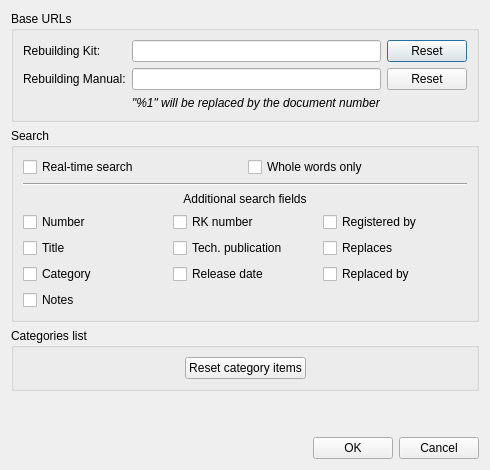
Before: the Qt Designer form Dialog/DlgSettings.ui in Folco68/TBI, drawn with Qt 5.
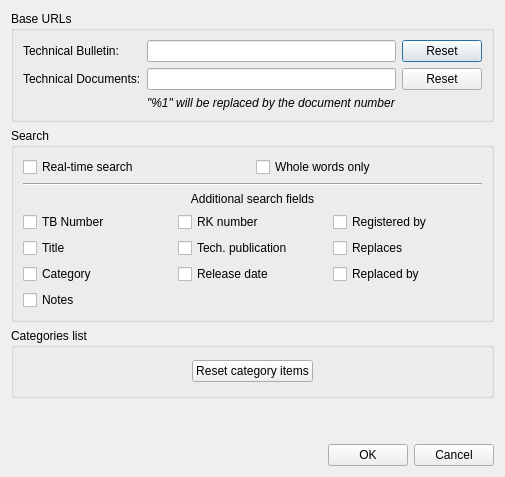
After: the same form once the commit is applied.

The edit to the form file:
```diff
--- a/Dialog/DlgSettings.ui
+++ b/Dialog/DlgSettings.ui
@@ -6,8 +6,8 @@
    <rect>
     <x>0</x>
     <y>0</y>
-    <width>440</width>
-    <height>443</height>
+    <width>486</width>
+    <height>477</height>
    </rect>
   </property>
   <property name="windowTitle">
@@ -23,7 +23,7 @@
       <item row="0" column="0">
        <widget class="QLabel" name="LabelRK">
         <property name="text">
-         <string>Rebuilding Kit:</string>
+         <string>Technical Bulletin:</string>
         </property>
        </widget>
       </item>
@@ -44,7 +44,7 @@
       <item row="1" column="0">
        <widget class="QLabel" name="LabelRM">
         <property name="text">
-         <string>Rebuilding Manual:</string>
+         <string>Technical Documents:</string>
         </property>
        </widget>
       </item>
@@ -137,7 +137,7 @@
         <item row="1" column="0">
          <widget class="QCheckBox" name="CheckSearchNumber">
           <property name="text">
-           <string>Number</string>
+           <string>TB Number</string>
           </property>
          </widget>
         </item>
```
Left out of the diff: 20 changed lines with no effect on the pictures.
